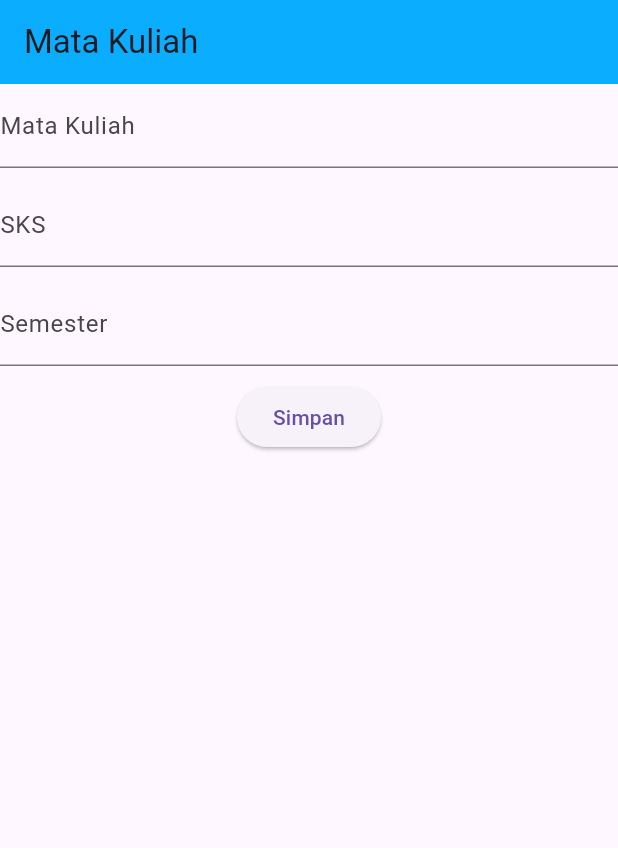
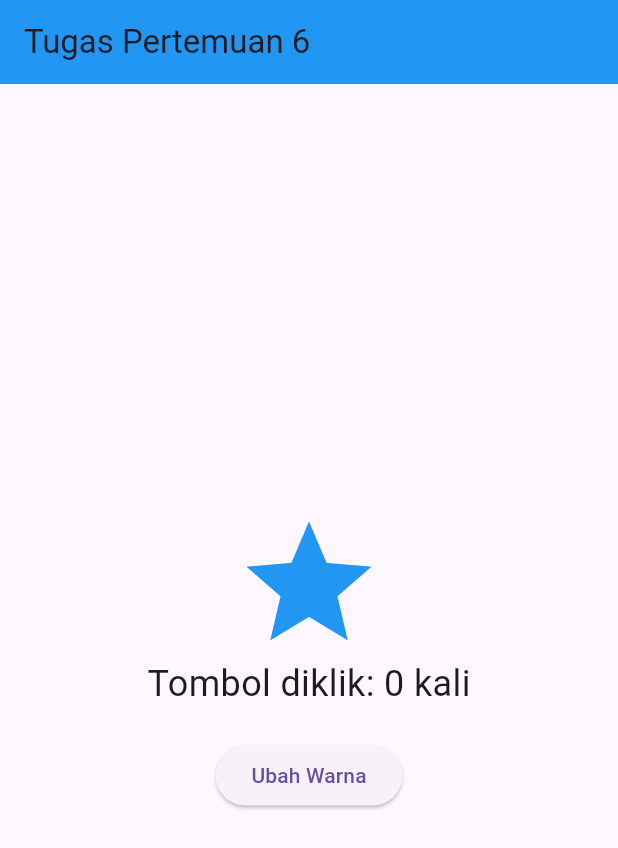
Before and after one commit to IllonaRevaAuryn19232016/LATIHAN_FLUTTER1, a Flutter app: the screen it shows after launch, on a phone screen of 412 x 824 dp. Shown: the top 848 px of the screen. Run offline on Flutter 3.47's test engine with Material 3 defaults, Android fonts, the phone set to English and light mode, and no system bars.

Commit message:
Tugas Pertemuaan 7

```diff
--- a/lib/main.dart
+++ b/lib/main.dart
@@ -1,6 +1,5 @@
 import 'package:flutter/material.dart';
-import 'mata_kuliah.dart'; // file form input mata kuliah
-
+import 'tugas_stateful.dart';
 void main() {
   runApp(const MyApp());
 }
@@ -12,7 +11,7 @@ class MyApp extends StatelessWidget {
   Widget build(BuildContext context) {
     return MaterialApp(
       title: 'Latihan Flutter',
-      home: MataKuliahForm(), // halaman pertama adalah form input
+      home: TugasStateful(),
     );
   }
 }
--- /dev/null
+++ b/lib/tugas_stateful.dart
@@ -0,0 +1,62 @@
+import 'package:flutter/material.dart';
+
+void main() {
+  runApp(const TugasStateful());
+}
+
+class TugasStateful extends StatefulWidget {
+  const TugasStateful({Key? key}) : super(key: key);
+
+  @override
+  _MyAppState createState() => _MyAppState();
+}
+
+class _MyAppState extends State<TugasStateful> {
+  int _angka = 0;
+  Color _warna = Colors.blue;
+
+  void _ubahWarna() {
+    setState(() {
+      _angka++;
+      if (_warna == Colors.indigo) {
+        _warna = Colors.yellow;
+      } else {
+        _warna = Colors.indigo;
+      }
+    });
+  }
+
+  @override
+  Widget build(BuildContext context) {
+    return MaterialApp(
+      title: 'Tugas Pertemuan 6',
+      home: Scaffold(
+        appBar: AppBar(
+          title: const Text('Tugas Pertemuan 6'),
+          backgroundColor: Colors.blue,
+        ),
+        body: Center(
+          child: Column(
+            mainAxisAlignment: MainAxisAlignment.center,
+            children: [
+              Icon(
+                Icons.star,
+                size: 100,
+                color: _warna, // Menggunakan warna yang bisa berubah
+              ),
+              Text(
+                'Tombol diklik: $_angka kali',
+                style: const TextStyle(fontSize: 24),
+              ),
+              const SizedBox(height: 20),
+              ElevatedButton(
+                onPressed: _ubahWarna,
+                child: const Text('Ubah Warna'),
+              ),
+            ],
+          ),
+        ),
+      ),
+    );
+  }
+}
```
